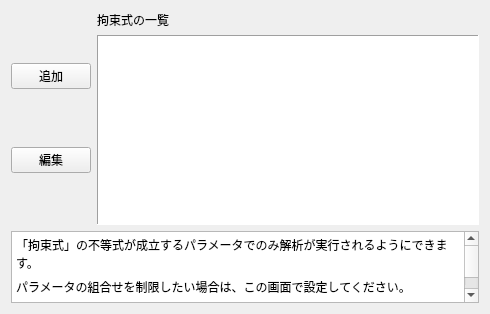
The window that pyfemtet_opt_gui/ui/WizardPage_cns.ui (pyfemtet/pyfemtet-opt-gui) describes before a commit, drawn with Qt 5.
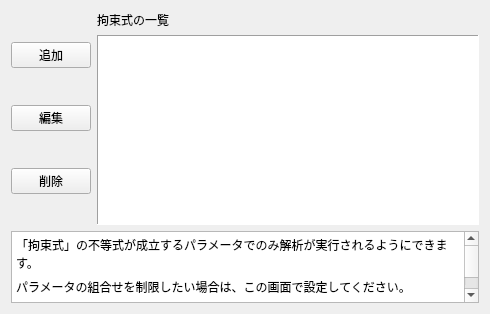
The same window after the commit. Icons and pictures are not drawn.

Commit message: ADD: 拘束式の削除ボタンを追加

Patch:
```diff
--- a/pyfemtet_opt_gui/ui/WizardPage_cns.ui
+++ b/pyfemtet_opt_gui/ui/WizardPage_cns.ui
@@ -36,6 +36,16 @@
        </property>
       </widget>
      </item>
+     <item>
+      <widget class="QPushButton" name="pushButton_delete">
+       <property name="text">
+        <string>削除</string>
+       </property>
+       <property name="icon">
+        <iconset theme="QIcon::ThemeIcon::EditDelete"/>
+       </property>
+      </widget>
+     </item>
     </layout>
    </item>
    <item row="0" column="1">
```
The commit also changes 4 other files.
